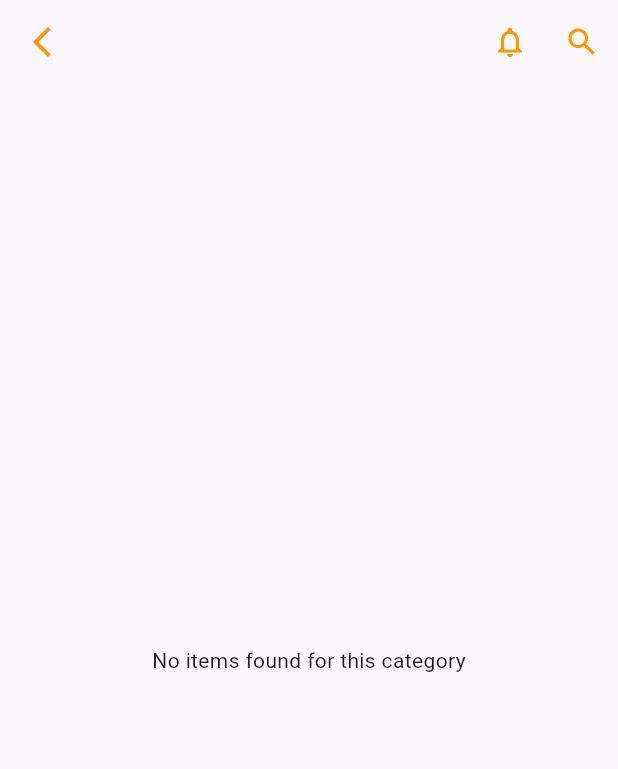
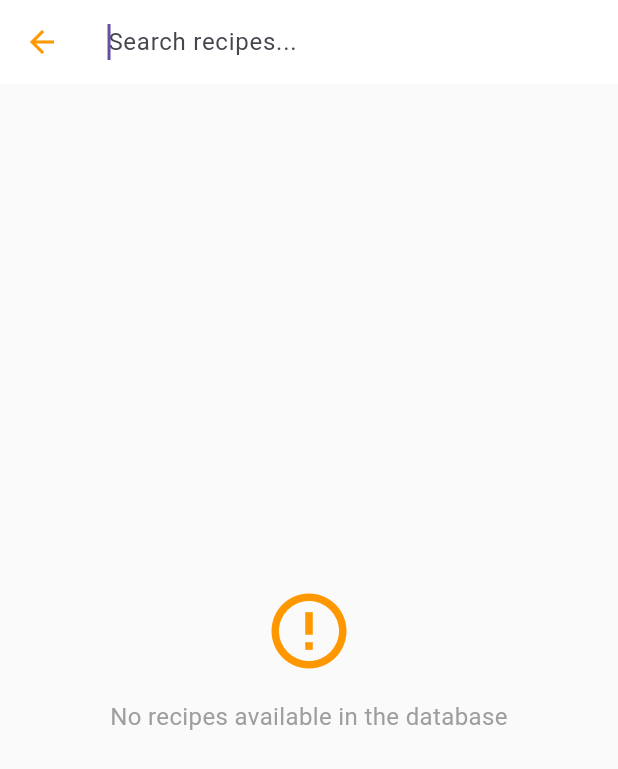
Before and after one commit to LORN-Hongnida/RecipeBuddy, a Flutter app: the CategoryFoodPage screen opened directly with empty values, after a tap on the "search" icon, on a phone screen of 412 x 824 dp. Shown: the top 769 px of the screen. Run offline on Flutter 3.47's test engine with Material 3 defaults, Android fonts, the phone set to English and light mode, and no system bars; our stand-ins replace device_preview, firebase_auth, firebase_core, firebase_database, qr_flutter; accounts and stored records are empty.

Commit message:
add search page and widget

```diff
--- a/lib/pages/category_food_page.dart
+++ b/lib/pages/category_food_page.dart
@@ -1,6 +1,7 @@
 import 'package:flutter/material.dart';
 import 'recipe_detail_page.dart';
 import '../widget/notification_widget.dart';
+import '../widget/search_widget.dart';
 
 class CategoryFoodPage extends StatelessWidget {
   final String categoryTitle;
@@ -47,10 +48,7 @@ class CategoryFoodPage extends StatelessWidget {
         centerTitle: true,
         actions: [
           const NotificationWidget(),
-          IconButton(
-            icon: const Icon(Icons.search, color: Colors.orange),
-            onPressed: () {},
-          ),
+          const SearchWidget(),
         ],
       ),
       body: Padding(
--- a/lib/pages/category_page.dart
+++ b/lib/pages/category_page.dart
@@ -6,6 +6,7 @@ import 'profile_page.dart';
 import 'category_food_page.dart';
 import 'package:firebase_database/firebase_database.dart';
 import '../widget/notification_widget.dart';
+import '../widget/search_widget.dart';
 
 Future<List<Map<String, String>>> fetchFoodItems(String category) async {
   final DatabaseReference ref = FirebaseDatabase.instance.ref('categories/$category');
@@ -96,10 +97,7 @@ class _CategoryPageState extends State<CategoryPage> {
         leading: const SizedBox(),
         actions: [
           const NotificationWidget(),
-          IconButton(
-            icon: const Icon(Icons.search, color: Colors.orange),
-            onPressed: () {},
-          ),
+          const SearchWidget(),
         ],
       ),
       body: Stack(
--- a/lib/pages/profile_page.dart
+++ b/lib/pages/profile_page.dart
@@ -11,6 +11,7 @@ import 'signup_page.dart';
 import 'edit_profile_page.dart';
 import 'share_profile_page.dart';
 import '../widget/notification_widget.dart';
+import '../widget/search_widget.dart';
 
 
 class ProfilePage extends StatefulWidget {
@@ -219,10 +220,7 @@ class _ProfilePageState extends State<ProfilePage> {
         leading: const SizedBox(), // Back icon already removed
         actions: [
           const NotificationWidget(),
-          IconButton(
-            icon: const Icon(Icons.search, color: Colors.orange),
-            onPressed: () {},
-          ),
+          const SearchWidget(),
           if (isLoggedIn)
             IconButton(
               icon: const Icon(Icons.logout, color: Colors.orange),
--- /dev/null
+++ b/lib/pages/search_page.dart
@@ -0,0 +1,304 @@
+import 'package:flutter/material.dart';
+import 'package:firebase_database/firebase_database.dart';
+import 'dart:async';
+import 'recipe_detail_page.dart';
+
+class SearchPage extends StatefulWidget {
+  const SearchPage({super.key});
+
+  @override
+  _SearchPageState createState() => _SearchPageState();
+}
+
+class _SearchPageState extends State<SearchPage> {
+  List<Map<String, dynamic>> allRecipes = [];
+  List<Map<String, dynamic>> filteredRecipes = [];
+  bool isLoading = true;
+  TextEditingController searchController = TextEditingController();
+  Timer? _debounce;
+
+  @override
+  void initState() {
+    super.initState();
+    _loadRecipes();
+    searchController.addListener(() {
+      if (_debounce?.isActive ?? false) _debounce!.cancel();
+      _debounce = Timer(const Duration(milliseconds: 300), _filterRecipes);
+    });
+  }
+
+  void _loadRecipes() {
+    final recipesRef = FirebaseDatabase.instance.ref('categories');
+    recipesRef.once().then((DatabaseEvent event) {
+      final snapshot = event.snapshot;
+      List<Map<String, dynamic>> loadedRecipes = [];
+      if (snapshot.exists) {
+        final data = snapshot.value as Map<dynamic, dynamic>;
+        data.forEach((categoryKey, categoryValue) {
+          debugPrint('Processing category: $categoryKey');
+          if (categoryValue is Map<dynamic, dynamic>) {
+            debugPrint('Category $categoryKey is a map');
+            categoryValue.forEach((recipeKey, recipeValue) {
+              if (recipeValue is Map<dynamic, dynamic>) {
+                debugPrint('Adding recipe $recipeKey from category $categoryKey');
+                loadedRecipes.add({
+                  'categoryName': categoryKey.toString(),
+                  'recipeId': recipeKey.toString(),
+                  'title': recipeValue['title']?.toString() ?? 'Untitled Recipe',
+                  'image': recipeValue['image']?.toString() ?? '',
+                  'desc': recipeValue['desc']?.toString() ?? '',
+                  'time': recipeValue['time']?.toString() ?? '',
+                  'likes': recipeValue['likes']?.toString() ?? '0',
+                });
+              } else {
+                debugPrint('Recipe $recipeKey in category $categoryKey is not a map: $recipeValue');
+              }
+            });
+          } else if (categoryValue is List<dynamic>) {
+            debugPrint('Category $categoryKey is a list');
+            for (int i = 0; i < categoryValue.length; i++) {
+              final recipeValue = categoryValue[i];
+              if (recipeValue is Map<dynamic, dynamic>) {
+                debugPrint('Adding recipe at index $i from category $categoryKey');
+                loadedRecipes.add({
+                  'categoryName': categoryKey.toString(),
+                  'recipeId': '$i',
+                  'title': recipeValue['title']?.toString() ?? 'Untitled Recipe',
+                  'image': recipeValue['image']?.toString() ?? '',
+                  'desc': recipeValue['desc']?.toString() ?? '',
+                  'time': recipeValue['time']?.toString() ?? '',
+                  'likes': recipeValue['likes']?.toString() ?? '0',
+                });
+              } else {
+                debugPrint('Item at index $i in category $categoryKey is not a map: $recipeValue');
+              }
+            }
+          } else {
+            debugPrint('Category $categoryKey is neither a map nor a list: $categoryValue');
+          }
+        });
+        debugPrint('Total loaded recipes: ${loadedRecipes.length}');
+      } else {
+        debugPrint('Snapshot does not exist. No recipes found in Firebase.');
+      }
+      setState(() {
+        allRecipes = loadedRecipes;
+        filteredRecipes = loadedRecipes;
+        isLoading = false;
+      });
+    }).catchError((error) {
+      debugPrint('Error fetching recipes: $error');
+      setState(() {
+        isLoading = false;
+      });
+      ScaffoldMessenger.of(context).showSnackBar(
+        SnackBar(content: Text('Error loading recipes: $error')),
+      );
+    });
+  }
+
+  void _filterRecipes() {
+    final query = searchController.text.toLowerCase();
+    debugPrint('Filtering with query: "$query"');
+    setState(() {
+      filteredRecipes = allRecipes.where((recipe) {
+        final title = recipe['title']?.toLowerCase() ?? '';
+        final desc = recipe['desc']?.toLowerCase() ?? '';
+        final category = recipe['categoryName']?.toLowerCase() ?? '';
+        debugPrint('Checking recipe: title="$title", desc="$desc", category="$category"');
+        final matches = title.contains(query) || desc.contains(query) || category.contains(query);
+        if (matches) {
+          debugPrint('Recipe matches query: ${recipe['title']}');
+        }
+        return matches;
+      }).toList();
+      debugPrint('Filtered recipes count: ${filteredRecipes.length}');
+      if (filteredRecipes.isEmpty && allRecipes.isNotEmpty) {
+        debugPrint('No matches found. All recipes: ${allRecipes.map((r) => r['title']).toList()}');
+      }
+    });
+  }
+
+  @override
+  void dispose() {
+    _debounce?.cancel();
+    searchController.dispose();
+    super.dispose();
+  }
+
+  @override
+  Widget build(BuildContext context) {
+    return Scaffold(
+      backgroundColor: Colors.grey[50],
+      appBar: AppBar(
+        backgroundColor: Colors.white,
+        elevation: 0,
+        leading: IconButton(
+          icon: const Icon(Icons.arrow_back, color: Colors.orange),
+          onPressed: () => Navigator.pop(context),
+        ),
+        title: Autocomplete<String>(
+          optionsBuilder: (TextEditingValue textEditingValue) {
+            if (textEditingValue.text.isEmpty) {
+              return const Iterable<String>.empty();
+            }
+            final query = textEditingValue.text.toLowerCase();
+            return allRecipes
+                .map((recipe) => recipe['title'] as String)
+                .where((title) => title.isNotEmpty && title.toLowerCase().contains(query))
+                .toSet();
+          },
+          onSelected: (String selection) {
+            searchController.text = selection;
+            _filterRecipes();
+          },
+          fieldViewBuilder: (context, controller, focusNode, onFieldSubmitted) {
+            searchController = controller;
+            return TextField(
+              controller: controller,
+              focusNode: focusNode,
+              autofocus: true,
+              decoration: InputDecoration(
+                hintText: 'Search recipes...',
+                border: InputBorder.none,
+                suffixIcon: controller.text.isNotEmpty
+                    ? IconButton(
+                  icon: const Icon(Icons.clear, color: Colors.grey),
+                  onPressed: () {
+                    controller.clear();
+                    _filterRecipes();
+                  },
+                )
+                    : null,
+              ),
+              onSubmitted: (value) => _filterRecipes(),
+            );
+          },
+          optionsViewBuilder: (context, onSelected, options) {
+            return Align(
+              alignment: Alignment.topLeft,
+              child: Material(
+                elevation: 4,
+                child: ConstrainedBox(
+                  constraints: BoxConstraints(
+                    maxHeight: 200,
+                    maxWidth: MediaQuery.of(context).size.width - 32,
+                  ),
+                  child: ListView.builder(
+                    shrinkWrap: true,
+                    padding: const EdgeInsets.all(8),
+                    itemCount: options.length,
+                    itemBuilder: (context, index) {
+                      final option = options.elementAt(index);
+                      return ListTile(
+                        title: Text(option),
+                        onTap: () => onSelected(option),
+                      );
+                    },
+                  ),
+                ),
+              ),
+            );
+          },
+        ),
+      ),
+      body: SafeArea(
+        child: isLoading
+            ? const Center(child: CircularProgressIndicator(color: Colors.orange))
+            : allRecipes.isEmpty
+            ? const Center(
+          child: Column(
+            mainAxisAlignment: MainAxisAlignment.center,
+            children: [
+              Icon(
+                Icons.error_outline,
+                size: 60,
+                color: Colors.orange,
+              ),
+              SizedBox(height: 16),
+              Text(
+                'No recipes available in the database',
+                style: TextStyle(fontSize: 16, color: Colors.grey),
+                textAlign: TextAlign.center,
+              ),
+            ],
+          ),
+        )
+            : filteredRecipes.isEmpty
+            ? const Center(
+          child: Column(
+            mainAxisAlignment: MainAxisAlignment.center,
+            children: [
+              Icon(
+                Icons.search_off,
+                size: 60,
+                color: Colors.orange,
+              ),
+              SizedBox(height: 16),
+              Text(
+                'No recipes found for your search',
+                style: TextStyle(fontSize: 16, color: Colors.grey),
+              ),
+            ],
+          ),
+        )
+            : ListView.builder(
+          padding: const EdgeInsets.all(16),
+          itemCount: filteredRecipes.length,
+          itemBuilder: (context, index) {
+            final recipe = filteredRecipes[index];
+            return Card(
+              elevation: 2,
+              margin: const EdgeInsets.only(bottom: 12),
+              shape: RoundedRectangleBorder(
+                borderRadius: BorderRadius.circular(12),
+              ),
+              child: ListTile(
+                leading: ClipRRect(
+                  borderRadius: BorderRadius.circular(8),
+                  child: recipe['image'].isNotEmpty
+                      ? recipe['image'].startsWith('assets/')
+                      ? Image.asset(
+                    recipe['image'],
+                    width: 50,
+                    height: 50,
+                    fit: BoxFit.cover,
+                    errorBuilder: (_, __, ___) => const Icon(Icons.broken_image, size: 50),
+                  )
+                      : Image.network(
+                    recipe['image'],
+                    width: 50,
+                    height: 50,
+                    fit: BoxFit.cover,
+                    errorBuilder: (_, __, ___) => const Icon(Icons.broken_image, size: 50),
+                  )
+                      : const Icon(Icons.image, size: 50),
+                ),
+                title: Text(
+                  recipe['title'],
+                  style: const TextStyle(fontWeight: FontWeight.bold),
+                ),
+                subtitle: Text(
+                  recipe['desc'],
+                  maxLines: 2,
+                  overflow: TextOverflow.ellipsis,
+                ),
+                onTap: () {
+                  Navigator.push(
+                    context,
+                    MaterialPageRoute(
+                      builder: (_) => RecipeDetailPage(
+                        categoryName: recipe['categoryName'].toLowerCase(),
+                        recipeId: recipe['recipeId'],
+                      ),
+                    ),
+                  );
+                },
+              ),
+            );
+          },
+        ),
+      ),
+    );
+  }
+}
--- /dev/null
+++ b/lib/widget/search_widget.dart
@@ -0,0 +1,19 @@
+import 'package:flutter/material.dart';
+import '../pages/search_page.dart';
+
+class SearchWidget extends StatelessWidget {
+  const SearchWidget({super.key});
+
+  @override
+  Widget build(BuildContext context) {
+    return IconButton(
+      icon: const Icon(Icons.search, color: Colors.orange),
+      onPressed: () {
+        Navigator.push(
+          context,
+          MaterialPageRoute(builder: (_) => const SearchPage()),
+        );
+      },
+    );
+  }
+}
```
Also changed, not shown: assets/images/lentil_stew.jpg (renamed from assets/images/lentil_stew..jpg).
